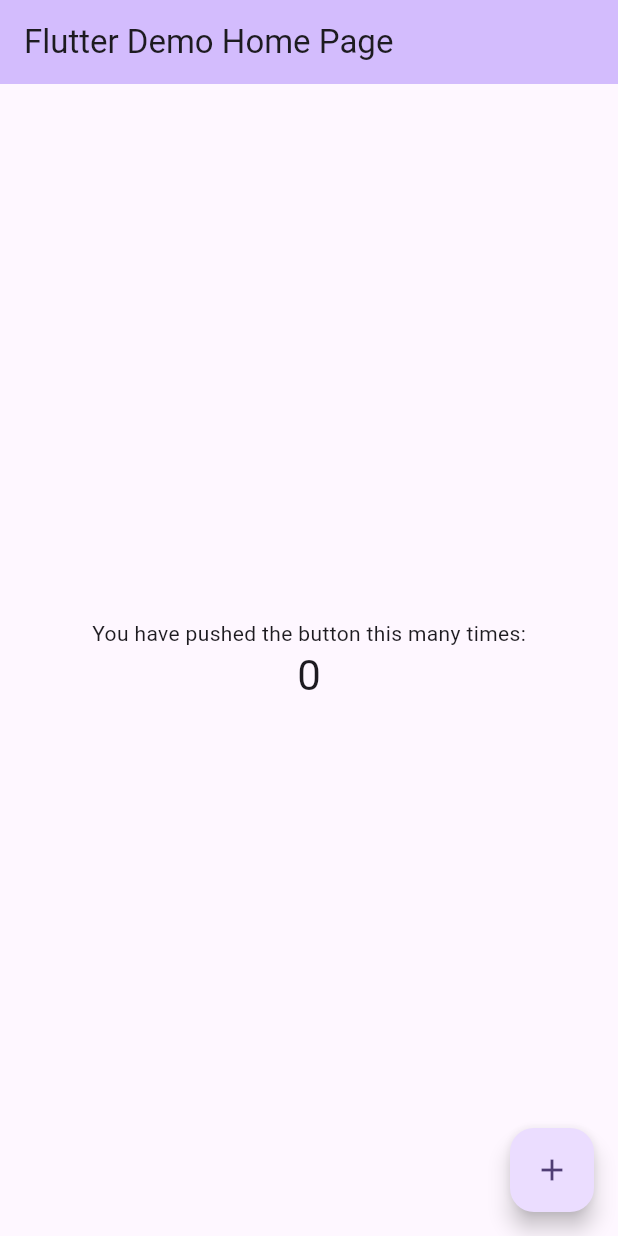
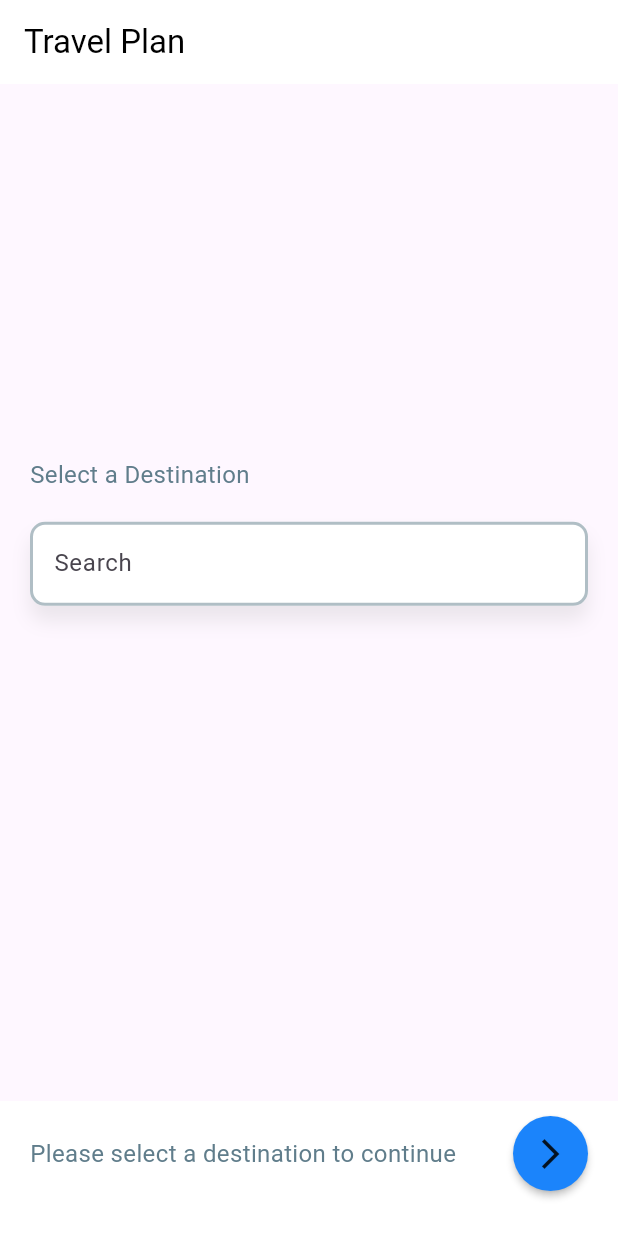
Before and after one commit to NZpatelK/Travel-Assistant, a Flutter app: the screen it shows after launch, on a phone screen of 412 x 824 dp. Run offline on Flutter 3.47's test engine with Material 3 defaults, Android fonts, the phone set to English and light mode, and no system bars; drawn by our look-alikes of searchfield.

Commit message:
Implement Destination drop down

```diff
--- /dev/null
+++ b/lib/country_search.dart
@@ -0,0 +1,177 @@
+import 'package:flutter/material.dart';
+import 'package:searchfield/searchfield.dart';
+
+class CountrySearch extends StatefulWidget {
+  const CountrySearch({Key? key}) : super(key: key);
+
+  @override
+  _CountrySearchState createState() => _CountrySearchState();
+}
+
+class _CountrySearchState extends State<CountrySearch> {
+  String? _selectedCountry;
+  FocusNode _focusNode = FocusNode(); // Add a FocusNode
+
+  @override
+  void initState() {
+    super.initState();
+    // Add a listener to the FocusNode
+    _focusNode.addListener(() {
+      if (!_focusNode.hasFocus) {
+        // Do something when the SearchField loses focus
+        setState(() {});
+      }
+    });
+  }
+
+  @override
+  void dispose() {
+    _focusNode
+        .dispose(); // Dispose of the FocusNode when the widget is disposed
+    super.dispose();
+  }
+
+  @override
+  Widget build(BuildContext context) {
+    return GestureDetector(
+      onTap: () {
+        FocusScope.of(context).unfocus(); // Unfocus any focused widget
+      },
+      child: Scaffold(
+        appBar: AppBar(
+          elevation: 0,
+          backgroundColor: Colors.white,
+          title: const Text(
+            "Travel Plan",
+            style: TextStyle(color: Colors.black),
+          ),
+        ),
+        body: Container(
+          child: Column(
+            mainAxisAlignment: MainAxisAlignment.spaceBetween,
+            children: [
+              Container(
+                width: double.infinity,
+                height: MediaQuery.of(context).size.height * 0.7,
+                child: Column(
+                  crossAxisAlignment: CrossAxisAlignment.start,
+                  mainAxisAlignment: MainAxisAlignment.center,
+                  children: [
+                    const Padding(
+                      padding: EdgeInsets.all(20),
+                      child: Text(
+                        "Select a Destination",
+                        style: TextStyle(
+                          fontSize: 16,
+                          fontWeight: FontWeight.w400,
+                          color: Colors.blueGrey,
+                        ),
+                      ),
+                    ),
+                    Container(
+                      margin: const EdgeInsets.symmetric(horizontal: 20),
+                      decoration: BoxDecoration(
+                        color: Colors.white,
+                        borderRadius: BorderRadius.circular(10),
+                        boxShadow: [
+                          BoxShadow(
+                            color: Colors.grey.withOpacity(0.2),
+                            blurRadius: 10,
+                            offset: const Offset(0, 10),
+                          )
+                        ],
+                      ),
+                      child: SearchField(
+                        focusNode:
+                            _focusNode, // Assign the FocusNode to the SearchField
+                        hint: 'Search',
+                        searchInputDecoration: InputDecoration(
+                          enabledBorder: OutlineInputBorder(
+                            borderSide: BorderSide(
+                              color: Colors.blueGrey.shade200,
+                              width: 2,
+                            ),
+                            borderRadius: BorderRadius.circular(10),
+                          ),
+                          focusedBorder: OutlineInputBorder(
+                            borderSide: BorderSide(
+                              color: Colors.blueGrey.withOpacity(0.8),
+                              width: 2,
+                            ),
+                            borderRadius: BorderRadius.circular(10),
+                          ),
+                        ),
+                        itemHeight: 50,
+                        maxSuggestionsInViewPort: 4,
+                        suggestionsDecoration: SuggestionDecoration(
+                          color: Colors.white,
+                          borderRadius: BorderRadius.circular(10),
+                        ),
+                        onSuggestionTap:
+                            (SearchFieldListItem<dynamic> suggestion) {
+                          setState(() {
+                            _selectedCountry = suggestion.searchKey;
+                          });
+                          _focusNode
+                              .unfocus(); // Unfocus the SearchField after selecting a suggestion
+                        },
+                        suggestions: const [
+                          "Afghanistan",
+                          "Albania",
+                          "Algeria",
+                          "Andorra",
+                          "Angola",
+                          "Antigua and Barbuda",
+                          "Argentina",
+                          "Armenia",
+                          "Australia",
+                          "Austria",
+                          // Continue with the rest of the country list
+                        ].map((e) => SearchFieldListItem(e)).toList(),
+                      ),
+                    ),
+                  ],
+                ),
+              ),
+              Container(
+                height: 90,
+                padding: const EdgeInsets.only(right: 20, left: 20, bottom: 20),
+                decoration: const BoxDecoration(
+                  color: Colors.white,
+                ),
+                child: Row(
+                  mainAxisAlignment: MainAxisAlignment.spaceBetween,
+                  children: [
+                    _selectedCountry == null
+                        ? const Text(
+                            'Please select a destination to continue',
+                            style:
+                                TextStyle(fontSize: 16, color: Colors.blueGrey),
+                          )
+                        : Text(
+                            _selectedCountry!,
+                            style: TextStyle(
+                                color: Colors.grey.shade800,
+                                fontSize: 16,
+                                fontWeight: FontWeight.w600),
+                          ),
+                    MaterialButton(
+                      onPressed: () {},
+                      minWidth: 50,
+                      height: 50,
+                      color: Color.fromARGB(255, 27, 132, 251),
+                      padding: const EdgeInsets.all(0),
+                      shape: RoundedRectangleBorder(
+                          borderRadius: BorderRadius.circular(50)),
+                      child: const Icon(Icons.arrow_forward_ios),
+                    ),
+                  ],
+                ),
+              ),
+            ],
+          ),
+        ),
+      ),
+    );
+  }
+}
--- a/lib/main.dart
+++ b/lib/main.dart
@@ -1,4 +1,5 @@
 import 'package:flutter/material.dart';
+import 'package:myapp/country_search.dart';
 
 void main() {
   runApp(const MyApp());
@@ -13,113 +14,10 @@ class MyApp extends StatelessWidget {
     return MaterialApp(
       title: 'Flutter Demo',
       theme: ThemeData(
-        // This is the theme of your application.
-        //
-        // TRY THIS: Try running your application with "flutter run". You'll see
-        // the application has a purple toolbar. Then, without quitting the app,
-        // try changing the seedColor in the colorScheme below to Colors.green
-        // and then invoke "hot reload" (save your changes or press the "hot
-        // reload" button in a Flutter-supported IDE, or press "r" if you used
-        // the command line to start the app).
-        //
-        // Notice that the counter didn't reset back to zero; the application
-        // state is not lost during the reload. To reset the state, use hot
-        // restart instead.
-        //
-        // This works for code too, not just values: Most code changes can be
-        // tested with just a hot reload.
         colorScheme: ColorScheme.fromSeed(seedColor: Colors.deepPurple),
         useMaterial3: true,
       ),
-      home: const MyHomePage(title: 'Flutter Demo Home Page'),
+      home: const CountrySearch(),
     );
   }
 }
-
-class MyHomePage extends StatefulWidget {
-  const MyHomePage({super.key, required this.title});
-
-  // This widget is the home page of your application. It is stateful, meaning
-  // that it has a State object (defined below) that contains fields that affect
-  // how it looks.
-
-  // This class is the configuration for the state. It holds the values (in this
-  // case the title) provided by the parent (in this case the App widget) and
-  // used by the build method of the State. Fields in a Widget subclass are
-  // always marked "final".
-
-  final String title;
-
-  @override
-  State<MyHomePage> createState() => _MyHomePageState();
-}
-
-class _MyHomePageState extends State<MyHomePage> {
-  int _counter = 0;
-
-  void _incrementCounter() {
-    setState(() {
-      // This call to setState tells the Flutter framework that something has
-      // changed in this State, which causes it to rerun the build method below
-      // so that the display can reflect the updated values. If we changed
-      // _counter without calling setState(), then the build method would not be
-      // called again, and so nothing would appear to happen.
-      _counter++;
-    });
-  }
-
-  @override
-  Widget build(BuildContext context) {
-    // This method is rerun every time setState is called, for instance as done
-    // by the _incrementCounter method above.
-    //
-    // The Flutter framework has been optimized to make rerunning build methods
-    // fast, so that you can just rebuild anything that needs updating rather
-    // than having to individually change instances of widgets.
-    return Scaffold(
-      appBar: AppBar(
-        // TRY THIS: Try changing the color here to a specific color (to
-        // Colors.amber, perhaps?) and trigger a hot reload to see the AppBar
-        // change color while the other colors stay the same.
-        backgroundColor: Theme.of(context).colorScheme.inversePrimary,
-        // Here we take the value from the MyHomePage object that was created by
-        // the App.build method, and use it to set our appbar title.
-        title: Text(widget.title),
-      ),
-      body: Center(
-        // Center is a layout widget. It takes a single child and positions it
-        // in the middle of the parent.
-        child: Column(
-          // Column is also a layout widget. It takes a list of children and
-          // arranges them vertically. By default, it sizes itself to fit its
-          // children horizontally, and tries to be as tall as its parent.
-          //
-          // Column has various properties to control how it sizes itself and
-          // how it positions its children. Here we use mainAxisAlignment to
-          // center the children vertically; the main axis here is the vertical
-          // axis because Columns are vertical (the cross axis would be
-          // horizontal).
-          //
-          // TRY THIS: Invoke "debug painting" (choose the "Toggle Debug Paint"
-          // action in the IDE, or press "p" in the console), to see the
-          // wireframe for each widget.
-          mainAxisAlignment: MainAxisAlignment.center,
-          children: <Widget>[
-            const Text(
-              'You have pushed the button this many times:',
-            ),
-            Text(
-              '$_counter',
-              style: Theme.of(context).textTheme.headlineMedium,
-            ),
-          ],
-        ),
-      ),
-      floatingActionButton: FloatingActionButton(
-        onPressed: _incrementCounter,
-        tooltip: 'Increment',
-        child: const Icon(Icons.add),
-      ), // This trailing comma makes auto-formatting nicer for build methods.
-    );
-  }
-}
--- a/pubspec.yaml
+++ b/pubspec.yaml
@@ -35,6 +35,7 @@ dependencies:
   # The following adds the Cupertino Icons font to your application.
   # Use with the CupertinoIcons class for iOS style icons.
   cupertino_icons: ^1.0.6
+  searchfield: ^1.0.9
 
 dev_dependencies:
   flutter_test:
```
Also changed, not shown: pubspec.lock.
